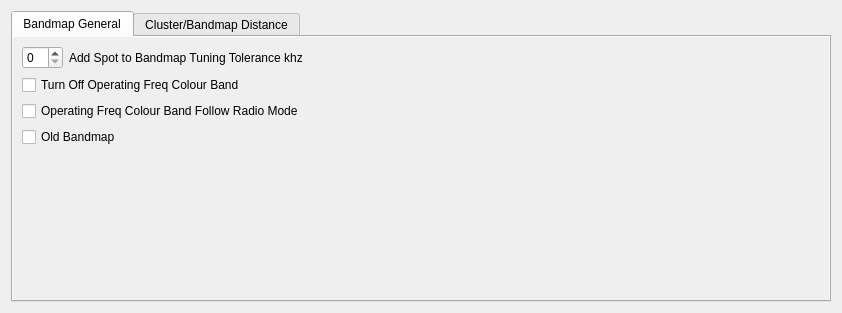
Qt form mqt/MqtLogger/Clusterbandmapconfigure.ui (Rsclub22/Minos2-Mirror) before a commit.
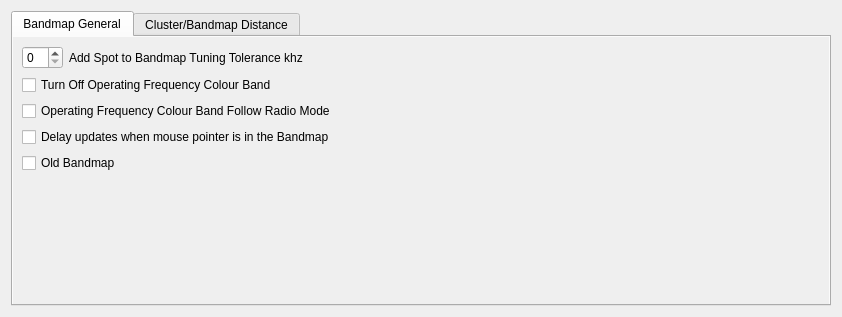
The same form after that commit. The open tabs and pages were chosen to show the change.

Commit message: Add switch for delay on mouse in bandmap

The edit to the form file:
```diff
--- a/mqt/MqtLogger/Clusterbandmapconfigure.ui
+++ b/mqt/MqtLogger/Clusterbandmapconfigure.ui
@@ -7,7 +7,7 @@
     <x>0</x>
     <y>0</y>
     <width>842</width>
-    <height>313</height>
+    <height>317</height>
    </rect>
   </property>
   <property name="windowTitle">
@@ -66,14 +66,21 @@
          <item>
           <widget class="QCheckBox" name="operatingFreqChkBox">
            <property name="text">
-            <string>Turn Off Operating Freq Colour Band</string>
+            <string>Turn Off Operating Frequency Colour Band</string>
            </property>
           </widget>
          </item>
          <item>
           <widget class="QCheckBox" name="modeOperatingFreqChkBox">
            <property name="text">
-            <string>Operating Freq Colour Band Follow Radio Mode </string>
+            <string>Operating Frequency Colour Band Follow Radio Mode </string>
+           </property>
+          </widget>
+         </item>
+         <item>
+          <widget class="QCheckBox" name="mouseInBcb">
+           <property name="text">
+            <string>Delay updates when mouse pointer is in the Bandmap</string>
            </property>
           </widget>
          </item>
```
Left out of the diff: 2 changed lines with no effect on the pictures. The commit also changes 4 other files.
